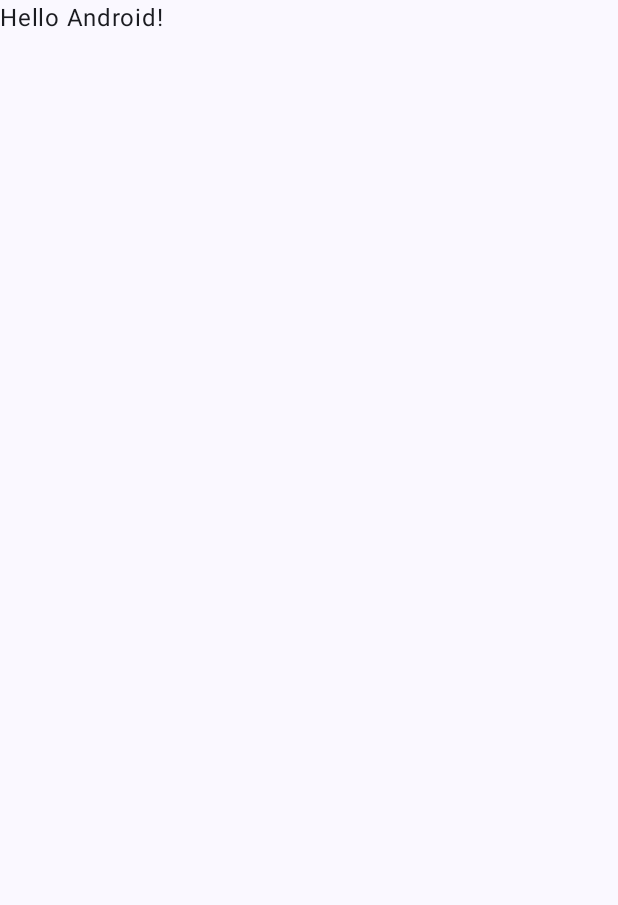
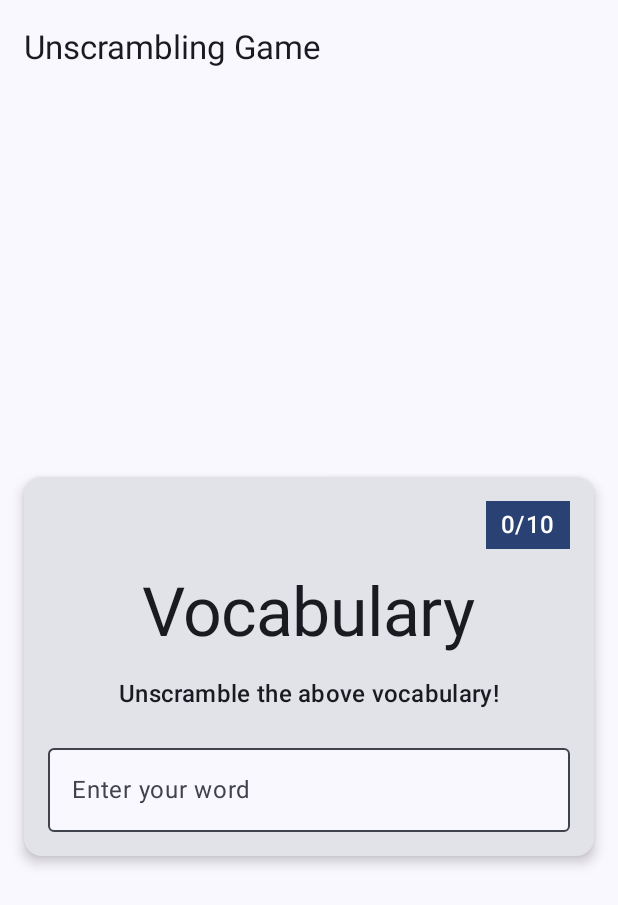
Before and after one commit to ji-circle/mobile10, an Android app built with Jetpack Compose: the screen it shows after launch (MainActivity), on a phone screen of 412 x 824 dp. Before the commit the part shown is almost empty. Shown: the top 905 px of the screen. Run offline under Robolectric (Android 15) with nearby library versions, the phone set to English and light mode, and no system bars.

Commit message:
card align

```diff
--- a/app/src/main/java/com/example/fourthapp/MainActivity.kt
+++ b/app/src/main/java/com/example/fourthapp/MainActivity.kt
@@ -4,26 +4,113 @@ import android.os.Bundle
 import androidx.activity.ComponentActivity
 import androidx.activity.compose.setContent
 import androidx.activity.enableEdgeToEdge
+import androidx.compose.foundation.background
+import androidx.compose.foundation.layout.Arrangement
+import androidx.compose.foundation.layout.Column
 import androidx.compose.foundation.layout.fillMaxSize
+import androidx.compose.foundation.layout.fillMaxWidth
 import androidx.compose.foundation.layout.padding
+import androidx.compose.material3.Card
+import androidx.compose.material3.CardDefaults
+import androidx.compose.material3.ExperimentalMaterial3Api
+import androidx.compose.material3.MaterialTheme.colorScheme
+import androidx.compose.material3.MaterialTheme.typography
+import androidx.compose.material3.OutlinedTextField
 import androidx.compose.material3.Scaffold
 import androidx.compose.material3.Text
+import androidx.compose.material3.TextFieldDefaults
+import androidx.compose.material3.TopAppBar
 import androidx.compose.runtime.Composable
+import androidx.compose.ui.Alignment
 import androidx.compose.ui.Modifier
 import androidx.compose.ui.tooling.preview.Preview
+import androidx.compose.ui.unit.dp
 import com.example.fourthapp.ui.theme.FourthAppTheme
+import com.example.fourthapp.ui.theme.Typography
 
 class MainActivity : ComponentActivity() {
+    @OptIn(ExperimentalMaterial3Api::class)
     override fun onCreate(savedInstanceState: Bundle?) {
         super.onCreate(savedInstanceState)
         enableEdgeToEdge()
         setContent {
             FourthAppTheme {
-                Scaffold(modifier = Modifier.fillMaxSize()) { innerPadding ->
-                    Greeting(
-                        name = "Android",
-                        modifier = Modifier.padding(innerPadding)
-                    )
+                Scaffold(
+                    modifier = Modifier.fillMaxSize(),
+                    topBar = {
+                        TopAppBar(title = { Text(text = "Unscrambling Game") })
+                    }
+                ) { innerPadding ->
+                    Column(
+                        modifier = Modifier
+                            //fillMaxSize 써야 이 컬럼, verticalArrangement의 범위 정해짐
+                            .fillMaxSize()
+                            .padding(innerPadding),
+                        verticalArrangement = Arrangement.Center,
+
+                        ) {
+                        Card(
+                            modifier = Modifier
+                                .fillMaxWidth()
+                                .padding(16.dp),
+                            //카드 하단에 그림자 주기
+                            elevation = CardDefaults.cardElevation(defaultElevation = 5.dp)
+                        ) {
+                            //카드 내에 컬럼으로 싸기
+                            Column(
+                                modifier = Modifier
+                                    //center horizontally 쓰려면 fillmaxwidth 해주기
+                                    .fillMaxWidth()
+                                    .padding(16.dp),
+                                //안에 든 것들끼리의 사이 패딩 줄 때 이래도 되는듯
+                                verticalArrangement = Arrangement.spacedBy(16.dp),
+                                horizontalAlignment = Alignment.CenterHorizontally
+                            ) {
+                                Text(
+                                    //해당 텍스트의 백그라운드 넣기
+                                    modifier = Modifier
+                                        .background(color = colorScheme.surfaceTint)
+                                        //여기에 패딩을 주면 0/10 의 백그라운드의 패딩이 늘어남
+                                        .padding(horizontal = 10.dp, vertical = 4.dp)
+                                        //이것만 중앙정렬??이 아니라 우측에 넣으려면 여기에 align(End)
+                                        .align(alignment = Alignment.End),
+                                    text = "0/10",
+                                    style = typography.titleMedium,
+                                    //글자의 색깔 변경
+                                    color = colorScheme.onPrimary
+                                )
+
+                                Text(
+                                    text = "Vocabulary",
+                                    //크기 조정...
+                                    style = typography.displayMedium
+                                )
+                                Text(
+                                    text = "Unscramble the above vocabulary!",
+                                    style = typography.titleMedium
+                                )
+                                OutlinedTextField(
+                                    modifier = Modifier.fillMaxWidth(),
+                                    value = "",
+                                    onValueChange = {},
+                                    //컬러 바꾸기
+                                    colors = TextFieldDefaults.colors(
+                                        //ui.theme에서 Theme.kt 들어가기
+
+                                        //focusedContainerColor = colorScheme.surface 이건 흰색을 뜻함
+                                        focusedContainerColor = colorScheme.surface,
+                                        unfocusedContainerColor = colorScheme.surface,
+                                        disabledContainerColor = colorScheme.surface
+
+                                    ),
+                                    label = {
+                                        Text(text = "Enter your word")
+                                    }
+                                )
+                            }
+
+                        }
+                    }
                 }
             }
         }
--- a/app/src/main/java/com/example/fourthapp/ui/theme/Theme.kt
+++ b/app/src/main/java/com/example/fourthapp/ui/theme/Theme.kt
@@ -9,6 +9,7 @@ import androidx.compose.material3.dynamicDarkColorScheme
 import androidx.compose.material3.dynamicLightColorScheme
 import androidx.compose.material3.lightColorScheme
 import androidx.compose.runtime.Composable
+import androidx.compose.ui.graphics.Color
 import androidx.compose.ui.platform.LocalContext
 
 private val DarkColorScheme = darkColorScheme(
@@ -20,9 +21,9 @@ private val DarkColorScheme = darkColorScheme(
 private val LightColorScheme = lightColorScheme(
     primary = Purple40,
     secondary = PurpleGrey40,
-    tertiary = Pink40
+    tertiary = Pink40,
 
-    /* Other default colors to override
+    //android.ui.compose graphics... 맨위에꺼 import
     background = Color(0xFFFFFBFE),
     surface = Color(0xFFFFFBFE),
     onPrimary = Color.White,
@@ -30,7 +31,6 @@ private val LightColorScheme = lightColorScheme(
     onTertiary = Color.White,
     onBackground = Color(0xFF1C1B1F),
     onSurface = Color(0xFF1C1B1F),
-    */
 )
 
 @Composable
```
